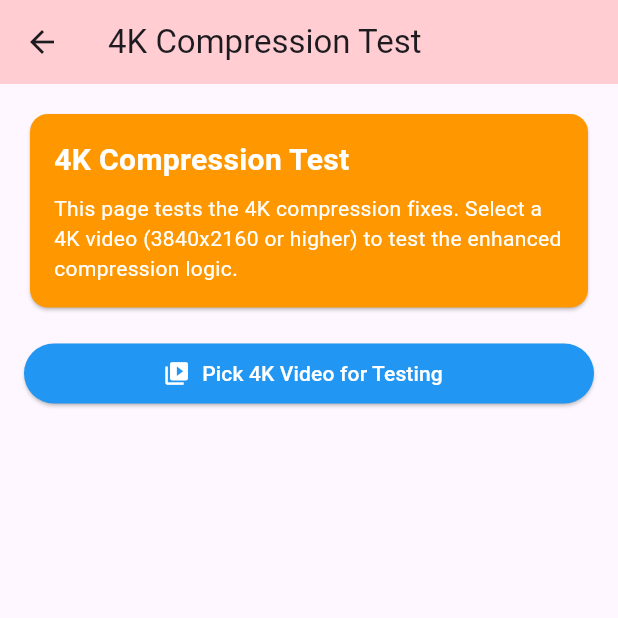
After one commit to panuavakul/v_video_compressor, a Flutter app: the screen it shows after launch, after a tap on "4K Test", on a phone screen of 412 x 824 dp, the top half of it. The commit adds this screen. Run offline on Flutter 3.47's test engine with Material 3 defaults, Android fonts, the phone set to English and light mode, and no system bars; our stand-ins replace image_picker, plugin_platform_interface; missing offline and left inert: gal.

```diff
--- /dev/null
+++ b/example/lib/4k_test_page.dart
@@ -0,0 +1,487 @@
+import 'package:flutter/material.dart';
+import 'package:v_video_compressor/v_video_compressor.dart';
+import 'package:image_picker/image_picker.dart';
+
+class FourKTestPage extends StatefulWidget {
+  const FourKTestPage({super.key});
+
+  @override
+  State<FourKTestPage> createState() => _FourKTestPageState();
+}
+
+class _FourKTestPageState extends State<FourKTestPage> {
+  final VVideoCompressor _compressor = VVideoCompressor();
+
+  String? _selectedVideoPath;
+  VVideoInfo? _videoInfo;
+  double _compressionProgress = 0.0;
+  bool _isCompressing = false;
+  VVideoCompressionResult? _result;
+  String _logOutput = '';
+
+  @override
+  Widget build(BuildContext context) {
+    return Scaffold(
+      appBar: AppBar(
+        title: const Text('4K Compression Test'),
+        backgroundColor: Colors.red.shade100,
+      ),
+      body: SingleChildScrollView(
+        padding: const EdgeInsets.all(16.0),
+        child: Column(
+          crossAxisAlignment: CrossAxisAlignment.stretch,
+          children: [
+            const Card(
+              color: Colors.orange,
+              child: Padding(
+                padding: EdgeInsets.all(16.0),
+                child: Column(
+                  crossAxisAlignment: CrossAxisAlignment.start,
+                  children: [
+                    Text(
+                      '4K Compression Test',
+                      style: TextStyle(
+                        fontSize: 20,
+                        fontWeight: FontWeight.bold,
+                        color: Colors.white,
+                      ),
+                    ),
+                    SizedBox(height: 8),
+                    Text(
+                      'This page tests the 4K compression fixes. Select a 4K video (3840x2160 or higher) to test the enhanced compression logic.',
+                      style: TextStyle(color: Colors.white),
+                    ),
+                  ],
+                ),
+              ),
+            ),
+            const SizedBox(height: 16),
+
+            // Video Selection
+            ElevatedButton.icon(
+              onPressed: _pickVideo,
+              icon: const Icon(Icons.video_library),
+              label: const Text('Pick 4K Video for Testing'),
+              style: ElevatedButton.styleFrom(
+                backgroundColor: Colors.blue,
+                foregroundColor: Colors.white,
+              ),
+            ),
+            const SizedBox(height: 16),
+
+            if (_videoInfo != null) ...[
+              // Video Info Card
+              Card(
+                color: _is4KVideo() ? Colors.red.shade50 : Colors.green.shade50,
+                child: Padding(
+                  padding: const EdgeInsets.all(16.0),
+                  child: Column(
+                    crossAxisAlignment: CrossAxisAlignment.start,
+                    children: [
+                      Row(
+                        children: [
+                          Icon(
+                            _is4KVideo() ? Icons.warning : Icons.check_circle,
+                            color: _is4KVideo() ? Colors.red : Colors.green,
+                          ),
+                          const SizedBox(width: 8),
+                          Text(
+                            _is4KVideo() ? '4K Video Detected' : 'Standard Video',
+                            style: TextStyle(
+                              fontSize: 18,
+                              fontWeight: FontWeight.bold,
+                              color: _is4KVideo() ? Colors.red : Colors.green,
+                            ),
+                          ),
+                        ],
+                      ),
+                      const SizedBox(height: 8),
+                      Text('Resolution: ${_videoInfo!.width}x${_videoInfo!.height}'),
+                      Text('Duration: ${_videoInfo!.durationFormatted}'),
+                      Text('Size: ${_videoInfo!.fileSizeFormatted}'),
+                      if (_is4KVideo()) ...[
+                        const SizedBox(height: 8),
+                        const Text(
+                          'This is a 4K video. The plugin will automatically apply 4K-specific optimizations.',
+                          style: TextStyle(
+                            fontStyle: FontStyle.italic,
+                            color: Colors.red,
+                          ),
+                        ),
+                      ],
+                    ],
+                  ),
+                ),
+              ),
+              const SizedBox(height: 16),
+            ],
+
+            if (_selectedVideoPath != null) ...[
+              // 4K-Specific Compression Options
+              Card(
+                child: Padding(
+                  padding: const EdgeInsets.all(16.0),
+                  child: Column(
+                    crossAxisAlignment: CrossAxisAlignment.start,
+                    children: [
+                      const Text(
+                        '4K-Optimized Compression Tests',
+                        style: TextStyle(
+                          fontSize: 18,
+                          fontWeight: FontWeight.bold,
+                        ),
+                      ),
+                      const SizedBox(height: 8),
+                      const Text(
+                        'These tests use 4K-specific optimizations:',
+                        style: TextStyle(fontSize: 14, color: Colors.grey),
+                      ),
+                      const SizedBox(height: 16),
+
+                      // Conservative Test (Recommended for Galaxy A40)
+                      ElevatedButton(
+                        onPressed: () => _testConservative4K(),
+                        style: ElevatedButton.styleFrom(
+                          backgroundColor: Colors.green,
+                          foregroundColor: Colors.white,
+                        ),
+                        child: const Text('Conservative 4K (Recommended)'),
+                      ),
+                      const Text(
+                        'MEDIUM quality, H.264 codec, 3.2 Mbps bitrate',
+                        style: TextStyle(fontSize: 12, color: Colors.grey),
+                      ),
+                      const SizedBox(height: 8),
+
+                      // Balanced Test
+                      ElevatedButton(
+                        onPressed: () => _testBalanced4K(),
+                        style: ElevatedButton.styleFrom(
+                          backgroundColor: Colors.orange,
+                          foregroundColor: Colors.white,
+                        ),
+                        child: const Text('Balanced 4K'),
+                      ),
+                      const Text(
+                        'HIGH quality with automatic device capability detection',
+                        style: TextStyle(fontSize: 12, color: Colors.grey),
+                      ),
+                      const SizedBox(height: 8),
+
+                      // Custom Test
+                      ElevatedButton(
+                        onPressed: () => _testCustom4K(),
+                        style: ElevatedButton.styleFrom(
+                          backgroundColor: Colors.purple,
+                          foregroundColor: Colors.white,
+                        ),
+                        child: const Text('Custom 4K Settings'),
+                      ),
+                      const Text(
+                        'H.265 codec with custom bitrate (may fail on some devices)',
+                        style: TextStyle(fontSize: 12, color: Colors.grey),
+                      ),
+                    ],
+                  ),
+                ),
+              ),
+              const SizedBox(height: 16),
+            ],
+
+            if (_isCompressing) ...[
+              // Progress
+              Card(
+                child: Padding(
+                  padding: const EdgeInsets.all(16.0),
+                  child: Column(
+                    children: [
+                      const Text(
+                        'Compressing 4K Video...',
+                        style: TextStyle(
+                          fontSize: 18,
+                          fontWeight: FontWeight.bold,
+                        ),
+                      ),
+                      const SizedBox(height: 8),
+                      LinearProgressIndicator(value: _compressionProgress),
+                      Text('${(_compressionProgress * 100).toInt()}%'),
+                      const SizedBox(height: 8),
+                      const Text(
+                        'Watch the console for "4K FIX" messages to see what optimizations are being applied.',
+                        style: TextStyle(fontSize: 12, color: Colors.grey),
+                      ),
+                      const SizedBox(height: 8),
+                      ElevatedButton(
+                        onPressed: _cancelCompression,
+                        style: ElevatedButton.styleFrom(
+                          backgroundColor: Colors.red,
+                        ),
+                        child: const Text('Cancel'),
+                      ),
+                    ],
+                  ),
+                ),
+              ),
+              const SizedBox(height: 16),
+            ],
+
+            if (_result != null) ...[
+              // Result
+              Card(
+                color: Colors.green.shade50,
+                child: Padding(
+                  padding: const EdgeInsets.all(16.0),
+                  child: Column(
+                    crossAxisAlignment: CrossAxisAlignment.start,
+                    children: [
+                      const Row(
+                        children: [
+                          Icon(Icons.check_circle, color: Colors.green),
+                          SizedBox(width: 8),
+                          Text(
+                            '4K Compression Successful!',
+                            style: TextStyle(
+                              fontSize: 18,
+                              fontWeight: FontWeight.bold,
+                              color: Colors.green,
+                            ),
+                          ),
+                        ],
+                      ),
+                      const SizedBox(height: 8),
+                      Text('Original Size: ${_result!.originalSizeFormatted}'),
+                      Text('Compressed Size: ${_result!.compressedSizeFormatted}'),
+                      Text('Saved: ${_result!.spaceSavedFormatted} (${_result!.compressionPercentage}%)'),
+                      Text('Time: ${_result!.timeTakenFormatted}'),
+                      Text('Quality: ${_result!.quality.displayName}'),
+                      const SizedBox(height: 8),
+                      const Text(
+                        'Success! The 4K compression fixes are working correctly.',
+                        style: TextStyle(
+                          fontWeight: FontWeight.bold,
+                          color: Colors.green,
+                        ),
+                      ),
+                    ],
+                  ),
+                ),
+              ),
+            ],
+
+            // Log Output
+            if (_logOutput.isNotEmpty) ...[
+              const SizedBox(height: 16),
+              Card(
+                child: Padding(
+                  padding: const EdgeInsets.all(16.0),
+                  child: Column(
+                    crossAxisAlignment: CrossAxisAlignment.start,
+                    children: [
+                      const Text(
+                        'Debug Log',
+                        style: TextStyle(
+                          fontSize: 16,
+                          fontWeight: FontWeight.bold,
+                        ),
+                      ),
+                      const SizedBox(height: 8),
+                      Container(
+                        width: double.infinity,
+                        height: 200,
+                        padding: const EdgeInsets.all(8),
+                        decoration: BoxDecoration(
+                          color: Colors.black,
+                          borderRadius: BorderRadius.circular(4),
+                        ),
+                        child: SingleChildScrollView(
+                          child: Text(
+                            _logOutput,
+                            style: const TextStyle(
+                              color: Colors.green,
+                              fontFamily: 'monospace',
+                              fontSize: 12,
+                            ),
+                          ),
+                        ),
+                      ),
+                    ],
+                  ),
+                ),
+              ),
+            ],
+          ],
+        ),
+      ),
+    );
+  }
+
+  bool _is4KVideo() {
+    return _videoInfo != null &&
+           (_videoInfo!.width >= 3840 || _videoInfo!.height >= 2160);
+  }
+
+  Future<void> _pickVideo() async {
+    try {
+      final pickedVideo = await ImagePicker().pickVideo(
+        source: ImageSource.gallery,
+      );
+      if (pickedVideo == null) return;
+
+      final path = pickedVideo.path;
+      final info = await _compressor.getVideoInfo(path);
+
+      if (info == null) throw Exception('Invalid video');
+
+      setState(() {
+        _selectedVideoPath = path;
+        _videoInfo = info;
+        _result = null;
+        _compressionProgress = 0.0;
+        _isCompressing = false;
+        _logOutput = '';
+      });
+
+      _addLog('Video selected: ${info.width}x${info.height}');
+      if (_is4KVideo()) {
+        _addLog('4K video detected - 4K optimizations will be applied');
+      }
+    } catch (e) {
+      _addLog('Error picking video: $e');
+      if (mounted) {
+        ScaffoldMessenger.of(context).showSnackBar(
+          SnackBar(content: Text('Error picking video: $e')),
+        );
+      }
+    }
+  }
+
+  Future<void> _testConservative4K() async {
+    _addLog('Starting Conservative 4K Test...');
+    _addLog('Settings: MEDIUM quality, H.264 codec, 3.2 Mbps');
+
+    final config = VVideoCompressionConfig(
+      quality: VVideoCompressQuality.medium,
+      advanced: VVideoAdvancedConfig(
+        videoCodec: VVideoCodec.h264,
+        videoBitrate: 3200000, // 3.2 Mbps
+        hardwareAcceleration: true,
+      ),
+    );
+
+    await _compressVideo(config, 'Conservative 4K');
+  }
+
+  Future<void> _testBalanced4K() async {
+    _addLog('Starting Balanced 4K Test...');
+    _addLog('Settings: HIGH quality with automatic device detection');
+
+    final config = VVideoCompressionConfig(
+      quality: VVideoCompressQuality.high,
+      advanced: VVideoAdvancedConfig(
+        hardwareAcceleration: true,
+      ),
+    );
+
+    await _compressVideo(config, 'Balanced 4K');
+  }
+
+  Future<void> _testCustom4K() async {
+    _addLog('Starting Custom 4K Test...');
+    _addLog('Settings: H.265 codec, custom bitrate (experimental)');
+
+    final config = VVideoCompressionConfig(
+      quality: VVideoCompressQuality.medium,
+      advanced: VVideoAdvancedConfig(
+        videoCodec: VVideoCodec.h265,
+        videoBitrate: 4800000, // 4.8 Mbps
+        hardwareAcceleration: true,
+      ),
+    );
+
+    await _compressVideo(config, 'Custom 4K');
+  }
+
+  Future<void> _compressVideo(VVideoCompressionConfig config, String testName) async {
+    if (_selectedVideoPath == null) return;
+
+    setState(() {
+      _isCompressing = true;
+      _compressionProgress = 0.0;
+      _result = null;
+    });
+
+    _addLog('$testName compression started...');
+
+    try {
+      final result = await _compressor.compressVideo(
+        _selectedVideoPath!,
+        config,
+        onProgress: (progress) {
+          setState(() => _compressionProgress = progress);
+          if (progress > 0.02 && progress < 0.05) {
+            _addLog('Progress: ${(progress * 100).toInt()}% - Past critical 2.7% mark!');
+          }
+        },
+      );
+
+      setState(() {
+        _isCompressing = false;
+        _result = result;
+      });
+
+      if (result != null) {
+        _addLog('$testName compression successful!');
+        _addLog('Original: ${result.originalSizeFormatted}');
+        _addLog('Compressed: ${result.compressedSizeFormatted}');
+        _addLog('Saved: ${result.spaceSavedFormatted}');
+
+        if (mounted) {
+          ScaffoldMessenger.of(context).showSnackBar(
+            SnackBar(
+              content: Text('$testName compression successful!'),
+              backgroundColor: Colors.green,
+            ),
+          );
+        }
+      }
+    } catch (e) {
+      setState(() => _isCompressing = false);
+      _addLog('$testName compression failed: $e');
+
+      if (mounted) {
+        ScaffoldMessenger.of(context).showSnackBar(
+          SnackBar(
+            content: Text('$testName compression failed: $e'),
+            backgroundColor: Colors.red,
+          ),
+        );
+      }
+    }
+  }
+
+  Future<void> _cancelCompression() async {
+    await _compressor.cancelCompression();
+    setState(() {
+      _isCompressing = false;
+      _compressionProgress = 0.0;
+    });
+    _addLog('Compression cancelled');
+
+    if (mounted) {
+      ScaffoldMessenger.of(context).showSnackBar(
+        const SnackBar(
+          content: Text('Compression cancelled'),
+          backgroundColor: Colors.orange,
+        ),
+      );
+    }
+  }
+
+  void _addLog(String message) {
+    final timestamp = DateTime.now().toString().substring(11, 19);
+    setState(() {
+      _logOutput += '[$timestamp] $message\n';
+    });
+    print('4K TEST: $message'); // Also print to console
+  }
+}
--- a/example/lib/main.dart
+++ b/example/lib/main.dart
@@ -2,6 +2,7 @@ import 'package:flutter/material.dart';
 import 'package:v_video_compressor/v_video_compressor.dart';
 import 'package:image_picker/image_picker.dart';
 import 'package:gal/gal.dart';
+import '4k_test_page.dart';
 
 void main() {
   // Configure logging for development
@@ -53,6 +54,18 @@ class _MyHomePageState extends State<MyHomePage> {
       appBar: AppBar(
         backgroundColor: Theme.of(context).colorScheme.inversePrimary,
         title: Text(widget.title),
+        actions: [
+          IconButton(
+            onPressed: () {
+              Navigator.push(
+                context,
+                MaterialPageRoute(builder: (context) => const FourKTestPage()),
+              );
+            },
+            icon: const Icon(Icons.science),
+            tooltip: '4K Compression Test',
+          ),
+        ],
       ),
       body: SingleChildScrollView(
         padding: const EdgeInsets.all(16.0),
@@ -63,6 +76,34 @@ class _MyHomePageState extends State<MyHomePage> {
               'V Video Compressor Example',
               style: TextStyle(fontSize: 24, fontWeight: FontWeight.bold),
               textAlign: TextAlign.center,
+            ),
+            const SizedBox(height: 8),
+            Card(
+              color: Colors.blue.shade50,
+              child: Padding(
+                padding: const EdgeInsets.all(12.0),
+                child: Row(
+                  children: [
+                    const Icon(Icons.info, color: Colors.blue),
+                    const SizedBox(width: 8),
+                    const Expanded(
+                      child: Text(
+                        'For 4K video compression testing, tap the test tube icon above.',
+                        style: TextStyle(color: Colors.blue),
+                      ),
+                    ),
+                    TextButton(
+                      onPressed: () {
+                        Navigator.push(
+                          context,
+                          MaterialPageRoute(builder: (context) => const FourKTestPage()),
+                        );
+                      },
+                      child: const Text('4K Test'),
+                    ),
+                  ],
+                ),
+              ),
             ),
             const SizedBox(height: 16),
 
--- a/pubspec.yaml
+++ b/pubspec.yaml
@@ -1,6 +1,6 @@
 name: v_video_compressor
 description: "Professional Flutter plugin for high-quality video compression with real-time progress tracking and thumbnail generation."
-version: 1.2.0
+version: 1.2.1
 homepage: https://github.com/v-chat-sdk/v_video_compressor
 repository: https://github.com/v-chat-sdk/v_video_compressor
 issue_tracker: https://github.com/v-chat-sdk/v_video_compressor/issues
```
Also changed, not shown: example/pubspec.lock, 7 other files.
